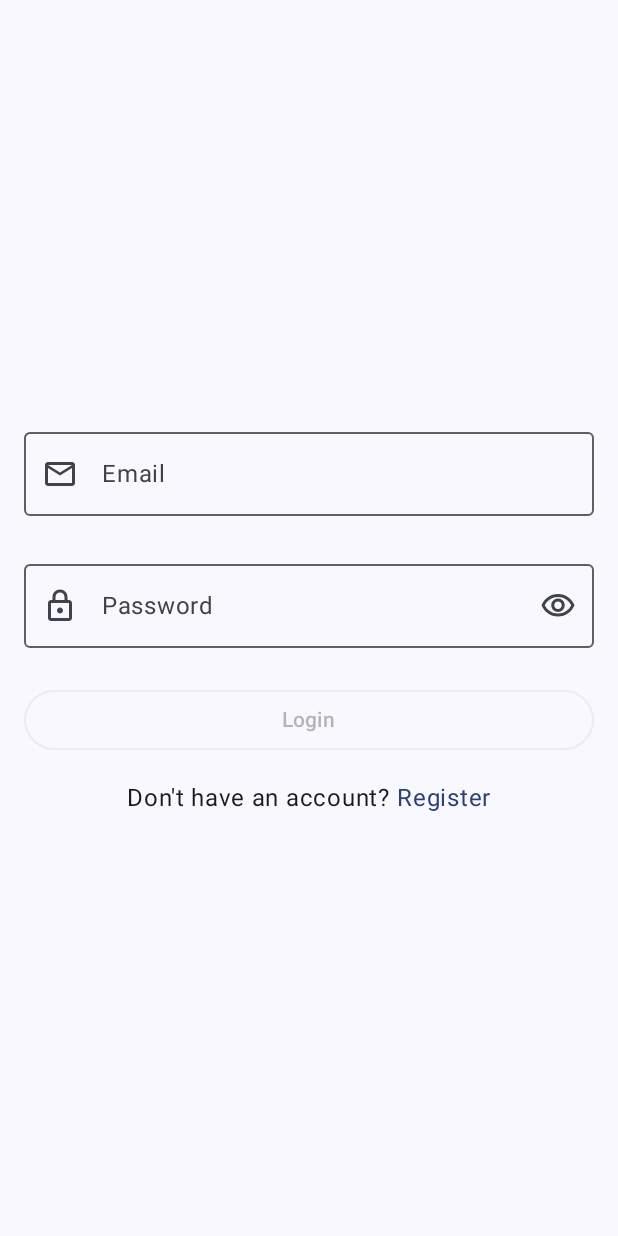
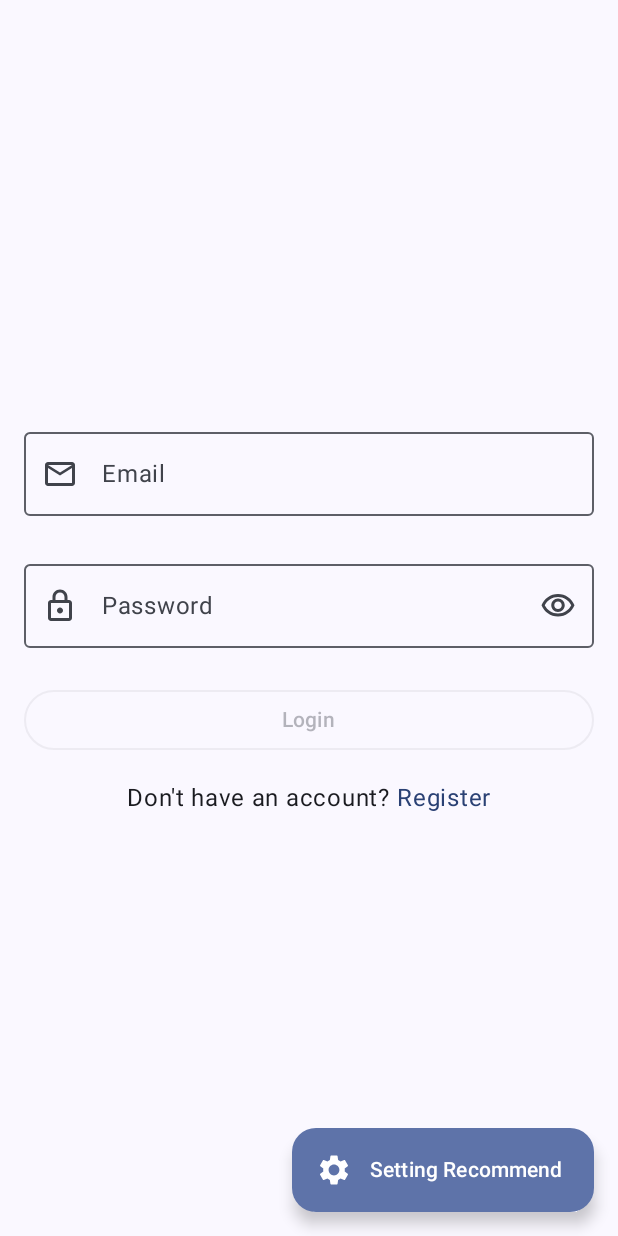
Before and after one commit to Capstone-Bangkit-BeFitOutfit/BeFitOutfit-App, an Android app built with Jetpack Compose: the screen it shows after launch (MainActivity), on a phone screen of 412 x 824 dp. Run offline under Robolectric (Android 15) with nearby library versions, the phone set to English and light mode, and no system bars.

Commit message:
✨ update BottomSheet: add feature add outfit

```diff
--- a/app/src/main/java/com/bangkit/befitoutfit/helper/BottomSheetType.kt
+++ b/app/src/main/java/com/bangkit/befitoutfit/helper/BottomSheetType.kt
@@ -2,5 +2,6 @@ package com.bangkit.befitoutfit.helper
 
 sealed class BottomSheetType(val title: String) {
     data object Profile : BottomSheetType("Profile")
+    data object AddOutfit : BottomSheetType("Add Outfit")
     data object SettingRecommend : BottomSheetType("Setting Recommend")
 }
--- a/app/src/main/java/com/bangkit/befitoutfit/ui/component/FloatingActionButton.kt
+++ b/app/src/main/java/com/bangkit/befitoutfit/ui/component/FloatingActionButton.kt
@@ -1,23 +1,28 @@
 package com.bangkit.befitoutfit.ui.component
 
-import androidx.compose.material.icons.Icons
-import androidx.compose.material.icons.filled.Settings
 import androidx.compose.material3.ExtendedFloatingActionButton
 import androidx.compose.material3.Icon
 import androidx.compose.material3.Text
 import androidx.compose.runtime.Composable
+import androidx.compose.ui.Modifier
 import com.bangkit.befitoutfit.ui.screen.Screen
 
 @Composable
 fun FloatingActionButton(
     currentRoute: String,
-    onClick: () -> Unit,
+    modifier: Modifier = Modifier,
+    onClick: () -> Unit = {},
 ) {
     when (currentRoute) {
-        Screen.Recommend.route -> ExtendedFloatingActionButton(
-            text = { Text(text = "Setting") },
-            icon = { Icon(imageVector = Icons.Default.Settings, contentDescription = "Setting") },
-            onClick = onClick
+        Screen.MyOutfit.route -> Screen.MyOutfit
+        else -> Screen.Recommend
+    }.apply {
+        ExtendedFloatingActionButton(
+            text = { Text(text = fabTitle) },
+            icon = { Icon(imageVector = fabIcon, contentDescription = fabTitle) },
+            onClick = onClick,
+            modifier = modifier,
         )
     }
+
 }
--- a/app/src/main/java/com/bangkit/befitoutfit/ui/screen/Screen.kt
+++ b/app/src/main/java/com/bangkit/befitoutfit/ui/screen/Screen.kt
@@ -5,12 +5,28 @@ import androidx.compose.material.icons.filled.AddAPhoto
 import androidx.compose.material.icons.filled.Checkroom
 import androidx.compose.material.icons.filled.Circle
 import androidx.compose.material.icons.filled.Recommend
+import androidx.compose.material.icons.filled.Settings
 import androidx.compose.ui.graphics.vector.ImageVector
 
-sealed class Screen(val route: String, val icon: ImageVector = Icons.Default.Circle) {
-    data object Auth : Screen("Auth")
-    data object Main : Screen("Main")
-    data object MyOutfit : Screen("My Outfit", Icons.Default.Checkroom)
-    data object AddOutfit : Screen("Add Outfit", Icons.Default.AddAPhoto)
-    data object Recommend : Screen("Recommend", Icons.Default.Recommend)
+sealed class Screen(
+    val route: String,
+    val icon: ImageVector = Icons.Default.Circle,
+    val fabTitle: String = "",
+    val fabIcon: ImageVector = Icons.Default.Circle,
+) {
+    data object Auth : Screen(route = "Auth")
+    data object Main : Screen(route = "Main")
+    data object MyOutfit : Screen(
+        route = "My Outfit",
+        icon = Icons.Default.Checkroom,
+        fabTitle = "Add Outfit",
+        fabIcon = Icons.Default.AddAPhoto
+    )
+
+    data object Recommend : Screen(
+        route = "Recommend",
+        icon = Icons.Default.Recommend,
+        fabTitle = "Setting Recommend",
+        fabIcon = Icons.Default.Settings
+    )
 }
```
Also changed, not shown: app/src/main/java/com/bangkit/befitoutfit/ui/BeFitOutfitApp.kt (+2 -5 lines), app/src/main/java/com/bangkit/befitoutfit/ui/component/BottomSheet.kt (+40 -8 lines).
